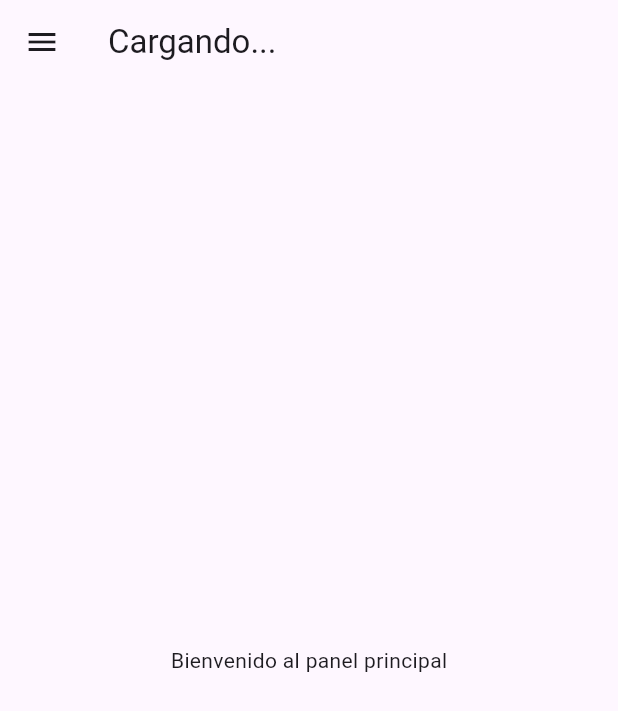
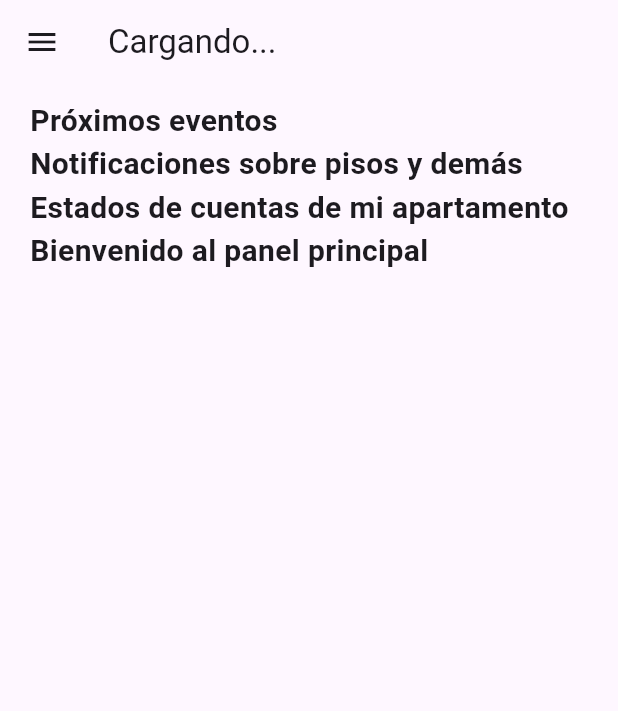
Before and after one commit to stivengm/VistasDelRio1, a Flutter app: the HomeView screen opened by its route, on a phone screen of 412 x 824 dp. Shown: the top 711 px of the screen. Run offline on Flutter 3.47's test engine with Material 3 defaults, Android fonts, the phone set to English and light mode, and no system bars; our stand-ins replace bloc, equatable, flutter_bloc, shared_preferences; accounts and stored records are empty.

Commit message:
FIX - Ajuste de aplicación básica.

```diff
--- a/lib/ui/views/home_view/home_view.dart
+++ b/lib/ui/views/home_view/home_view.dart
@@ -2,6 +2,8 @@ import 'package:flutter/material.dart';
 import 'dart:convert';
 import 'package:shared_preferences/shared_preferences.dart';
 import 'package:vistas_del_rio_1/core/models/resp_login.model.dart';
+import 'package:vistas_del_rio_1/core/services/preferences_service.dart';
+import 'package:vistas_del_rio_1/ui/widgets/header_section.widget.dart';
 
 class HomeView extends StatefulWidget {
   const HomeView({super.key});
@@ -12,6 +14,7 @@ class HomeView extends StatefulWidget {
 
 class _HomeViewState extends State<HomeView> {
   String firstName = '';
+  bool _isLoading = false;
 
   @override
   void initState() {
@@ -20,6 +23,8 @@ class _HomeViewState extends State<HomeView> {
   }
 
   Future<void> _loadUser() async {
+    setState(() => _isLoading = true);
+
     final prefs = await SharedPreferences.getInstance();
     final userJson = prefs.getString('user_data');
 
@@ -29,17 +34,27 @@ class _HomeViewState extends State<HomeView> {
 
       final fullName = user.data.fullName;
       final nameParts = fullName.split(' ');
+
       setState(() {
         firstName = nameParts.isNotEmpty ? nameParts.first : '';
+        _isLoading = false;
       });
+    } else {
+      setState(() => _isLoading = false);
     }
+  }
+
+  Future<void> _onRefresh() async {
+    await _loadUser();
   }
 
   @override
   Widget build(BuildContext context) {
     return Scaffold(
       appBar: AppBar(
-        title: Text(firstName.isNotEmpty ? "Hola, $firstName 👋" : "Cargando..."),
+        title: Text(
+          firstName.isNotEmpty ? "Hola, $firstName 👋" : "Cargando...",
+        ),
       ),
       drawer: Drawer(
         child: ListView(
@@ -47,7 +62,10 @@ class _HomeViewState extends State<HomeView> {
           children: [
             const DrawerHeader(
               decoration: BoxDecoration(color: Colors.blue),
-              child: Text('Menú principal', style: TextStyle(color: Colors.white)),
+              child: Text(
+                'Menú principal',
+                style: TextStyle(color: Colors.white, fontSize: 18),
+              ),
             ),
             ListTile(
               title: const Text('Item 1'),
@@ -57,11 +75,35 @@ class _HomeViewState extends State<HomeView> {
               title: const Text('Item 2'),
               onTap: () {},
             ),
+            ListTile(
+              title: const Text('Cerrar sesión'),
+              onTap: () async {
+                await PreferencesService().clearUserData();
+                setState(() {
+                  firstName = '';
+                });
+
+                Navigator.of(context).pushNamedAndRemoveUntil('login', (route) => false);
+              },
+            ),
           ],
         ),
       ),
-      body: const Center(
-        child: Text('Bienvenido al panel principal'),
+      body: RefreshIndicator(
+        onRefresh: _onRefresh,
+        child: _isLoading
+            ? const Center(child: CircularProgressIndicator())
+            : ListView(
+                physics: const AlwaysScrollableScrollPhysics(),
+                padding: const EdgeInsets.symmetric(horizontal: 20.0, vertical: 10.0),
+                children: const [
+
+                  HeaderSectionWidget(titleSection: "Próximos eventos"),
+                  HeaderSectionWidget(titleSection: "Notificaciones sobre pisos y demás"),
+                  HeaderSectionWidget(titleSection: "Estados de cuentas de mi apartamento"),
+                  HeaderSectionWidget(titleSection: "Bienvenido al panel principal"),
+                ],
+              ),
       ),
     );
   }
--- /dev/null
+++ b/lib/ui/widgets/header_section.widget.dart
@@ -0,0 +1,17 @@
+import 'package:flutter/material.dart';
+
+class HeaderSectionWidget extends StatelessWidget {
+  final String titleSection;
+  const HeaderSectionWidget({super.key, required this.titleSection});
+
+  @override
+  Widget build(BuildContext context) {
+    return Text(
+      titleSection,
+      style: TextStyle(
+        fontSize: 20,
+        fontWeight: FontWeight.bold
+      ),
+    );
+  }
+}
```
